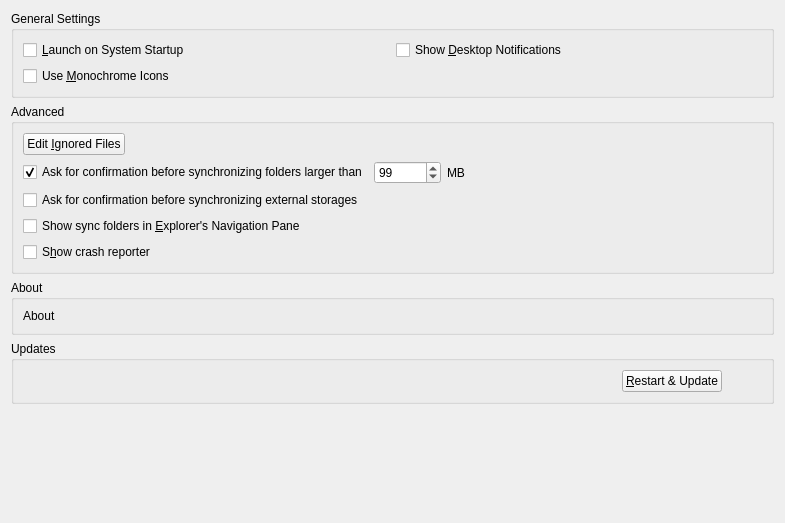
First picture: the form in src/gui/generalsettings.ui, repository nextcloud/desktop, before the edit.
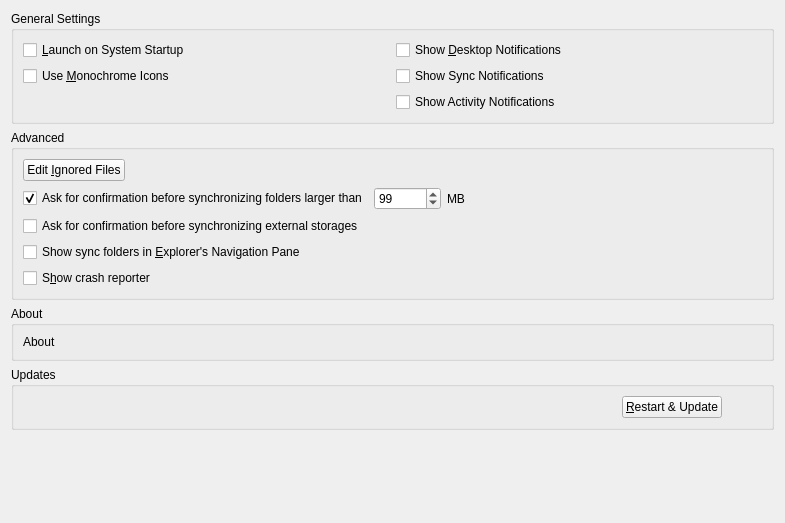
Second picture: the form after the edit.

Commit message: Adds option to toggle display of Sync and Activity notifications.

```diff
--- a/src/gui/generalsettings.ui
+++ b/src/gui/generalsettings.ui
@@ -20,6 +20,13 @@
       <string>General Settings</string>
      </property>
      <layout class="QGridLayout" name="gridLayout_2">
+      <item row="1" column="1">
+       <widget class="QCheckBox" name="syncNotificationsCheckBox">
+        <property name="text">
+         <string>Show Sync Notifications</string>
+        </property>
+       </widget>
+      </item>
       <item row="0" column="0">
        <widget class="QCheckBox" name="autostartCheckBox">
         <property name="text">
@@ -44,6 +51,13 @@
         </property>
        </widget>
       </item>
+      <item row="2" column="1">
+       <widget class="QCheckBox" name="activityNotificationsCheckBox">
+        <property name="text">
+         <string>Show Activity Notifications</string>
+        </property>
+       </widget>
+      </item>
      </layout>
     </widget>
    </item>
```
The commit also changes 5 other files.
